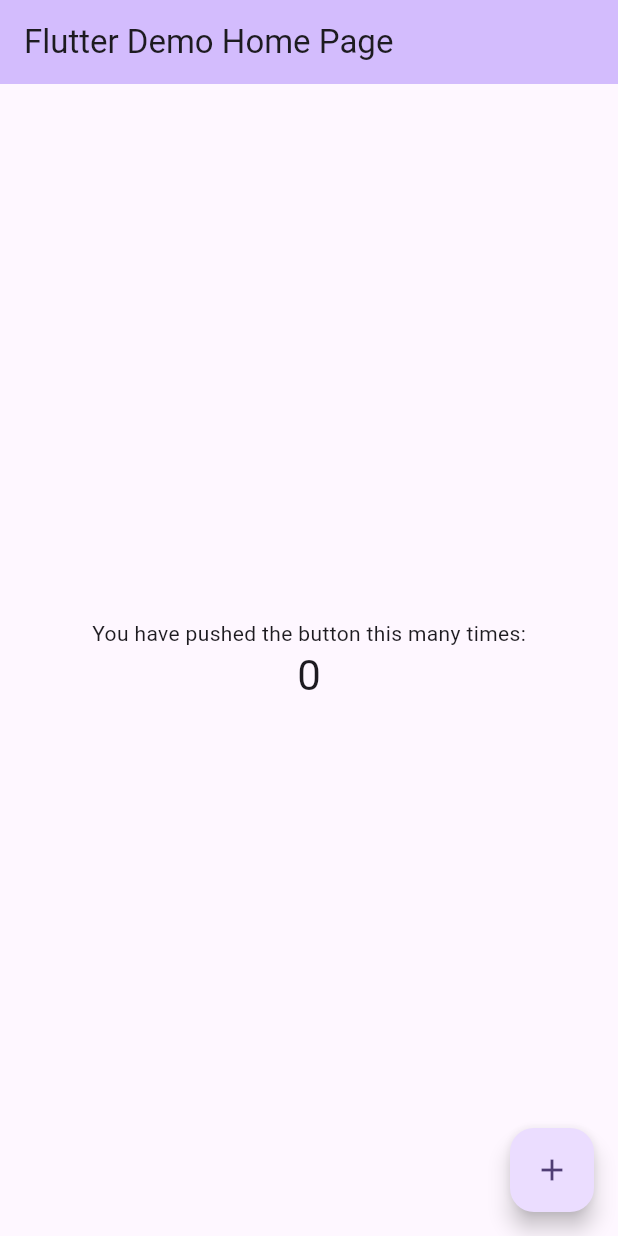
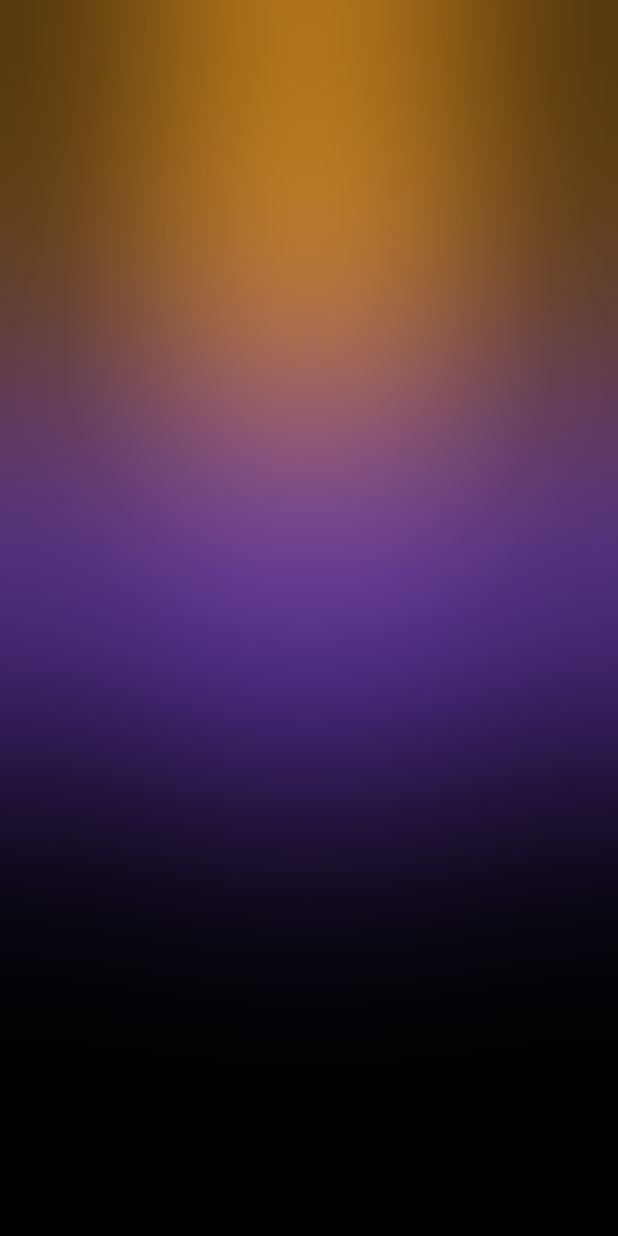
Before and after one commit to daniel-telles/weather_app, a Flutter app: the screen it shows after launch, on a phone screen of 412 x 824 dp. Run offline on Flutter 3.47's test engine with Material 3 defaults, Android fonts, the phone set to English and light mode, and no system bars; our stand-ins replace bloc, equatable.

Commit message:
home screen background

```diff
--- /dev/null
+++ b/weather_app/lib/features/clima/presentation/bloc/weather_bloc_bloc.dart
@@ -0,0 +1,13 @@
+import 'package:bloc/bloc.dart';
+import 'package:equatable/equatable.dart';
+
+part 'weather_bloc_event.dart';
+part 'weather_bloc_state.dart';
+
+class WeatherBlocBloc extends Bloc<WeatherBlocEvent, WeatherBlocState> {
+  WeatherBlocBloc() : super(WeatherBlocInitial()) {
+    on<WeatherBlocEvent>((event, emit) {
+      // TODO: implement event handler
+    });
+  }
+}
--- /dev/null
+++ b/weather_app/lib/features/clima/presentation/bloc/weather_bloc_event.dart
@@ -0,0 +1,8 @@
+part of 'weather_bloc_bloc.dart';
+
+sealed class WeatherBlocEvent extends Equatable {
+  const WeatherBlocEvent();
+
+  @override
+  List<Object> get props => [];
+}
--- /dev/null
+++ b/weather_app/lib/features/clima/presentation/bloc/weather_bloc_state.dart
@@ -0,0 +1,10 @@
+part of 'weather_bloc_bloc.dart';
+
+sealed class WeatherBlocState extends Equatable {
+  const WeatherBlocState();
+
+  @override
+  List<Object> get props => [];
+}
+
+final class WeatherBlocInitial extends WeatherBlocState {}
--- /dev/null
+++ b/weather_app/lib/features/clima/presentation/views/home_screen.dart
@@ -0,0 +1,67 @@
+import 'dart:ui';
+
+import 'package:flutter/material.dart';
+import 'package:flutter/services.dart';
+
+class HomeScreen extends StatelessWidget {
+  const HomeScreen({super.key});
+
+  @override
+  Widget build(BuildContext context) {
+    return Scaffold(
+      backgroundColor: Colors.black,
+      extendBodyBehindAppBar: true,
+      appBar: AppBar(
+        backgroundColor: Colors.transparent,
+        elevation: 0.0,
+        systemOverlayStyle:
+            const SystemUiOverlayStyle(statusBarBrightness: Brightness.dark),
+      ),
+      body: Padding(
+        padding: const EdgeInsets.fromLTRB(40, 1.2 * kToolbarHeight, 40, 20),
+        child: SizedBox(
+          height: MediaQuery.of(context).size.height,
+          child: Stack(
+            children: [
+              Align(
+                alignment: const AlignmentDirectional(3, -0.3),
+                child: Container(
+                  height: 300,
+                  width: 300,
+                  decoration: const BoxDecoration(
+                      shape: BoxShape.circle, color: Colors.deepPurple),
+                ),
+              ),
+              Align(
+                alignment: const AlignmentDirectional(-3, -0.3),
+                child: Container(
+                  height: 300,
+                  width: 300,
+                  decoration: const BoxDecoration(
+                      shape: BoxShape.circle, color: Colors.deepPurple),
+                ),
+              ),
+              Align(
+                alignment: const AlignmentDirectional(0, -1.2),
+                child: Container(
+                  height: 250,
+                  width: 250,
+                  decoration: BoxDecoration(color: Colors.orange[400]),
+                ),
+              ),
+              BackdropFilter(
+                filter: ImageFilter.blur(
+                  sigmaX: 100.0,
+                  sigmaY: 100.0,
+                ),
+                child: Container(
+                  decoration: const BoxDecoration(color: Colors.transparent),
+                ),
+              ),
+            ],
+          ),
+        ),
+      ),
+    );
+  }
+}
--- a/weather_app/lib/main.dart
+++ b/weather_app/lib/main.dart
@@ -1,69 +1,18 @@
 import 'package:flutter/material.dart';
+import 'package:weather_app/features/clima/presentation/views/home_screen.dart';
 
 void main() {
-  runApp(const MyApp());
+  runApp(const MainApp());
 }
 
-class MyApp extends StatelessWidget {
-  const MyApp({super.key});
+class MainApp extends StatelessWidget {
+  const MainApp({super.key});
 
   @override
   Widget build(BuildContext context) {
-    return MaterialApp(
-      title: 'Flutter Demo',
-      theme: ThemeData(
-        colorScheme: ColorScheme.fromSeed(seedColor: Colors.deepPurple),
-        useMaterial3: true,
-      ),
-      home: const MyHomePage(title: 'Flutter Demo Home Page'),
+    return const MaterialApp(
+      debugShowCheckedModeBanner: false,
+      home: HomeScreen(),
     );
   }
 }
-
-class MyHomePage extends StatefulWidget {
-  const MyHomePage({super.key, required this.title});
-
-  final String title;
-
-  @override
-  State<MyHomePage> createState() => _MyHomePageState();
-}
-
-class _MyHomePageState extends State<MyHomePage> {
-  int _counter = 0;
-
-  void _incrementCounter() {
-    setState(() {
-      _counter++;
-    });
-  }
-
-  @override
-  Widget build(BuildContext context) {
-    return Scaffold(
-      appBar: AppBar(
-        backgroundColor: Theme.of(context).colorScheme.inversePrimary,
-        title: Text(widget.title),
-      ),
-      body: Center(
-        child: Column(
-          mainAxisAlignment: MainAxisAlignment.center,
-          children: <Widget>[
-            const Text(
-              'You have pushed the button this many times:',
-            ),
-            Text(
-              '$_counter',
-              style: Theme.of(context).textTheme.headlineMedium,
-            ),
-          ],
-        ),
-      ),
-      floatingActionButton: FloatingActionButton(
-        onPressed: _incrementCounter,
-        tooltip: 'Increment',
-        child: const Icon(Icons.add),
-      ),
-    );
-  }
-}
--- a/weather_app/pubspec.yaml
+++ b/weather_app/pubspec.yaml
@@ -30,6 +30,11 @@ environment:
 dependencies:
   flutter:
     sdk: flutter
+  geolocator: ^10.1.0
+  weather: ^3.1.1
+  flutter_bloc: ^8.1.3
+  intl: ^0.18.1
+  equatable: ^2.0.5
 
 
   # The following adds the Cupertino Icons font to your application.
```
Also changed, not shown: weather_app/lib/features/clima/data/my_data.dart (added), weather_app/pubspec.lock, 6 other files.
